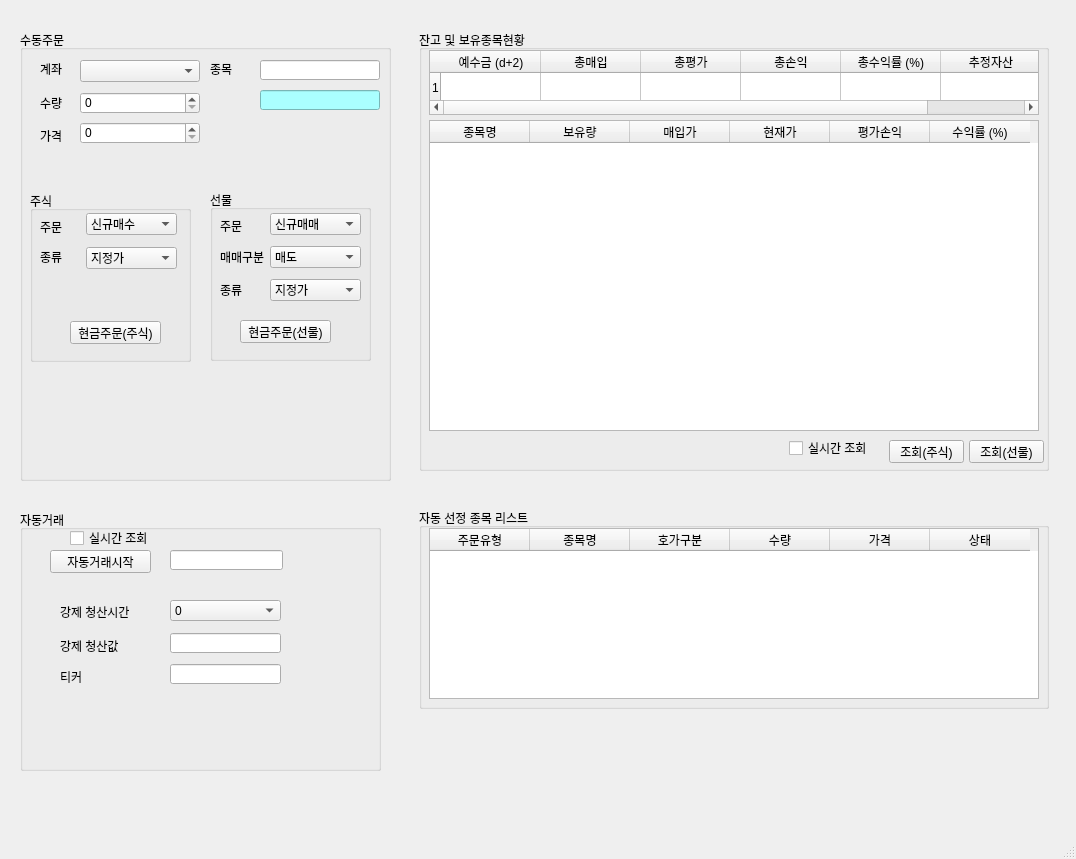
Above: pytrader.ui from sungju1572/auto_trade before the change. Below: the same form after it.
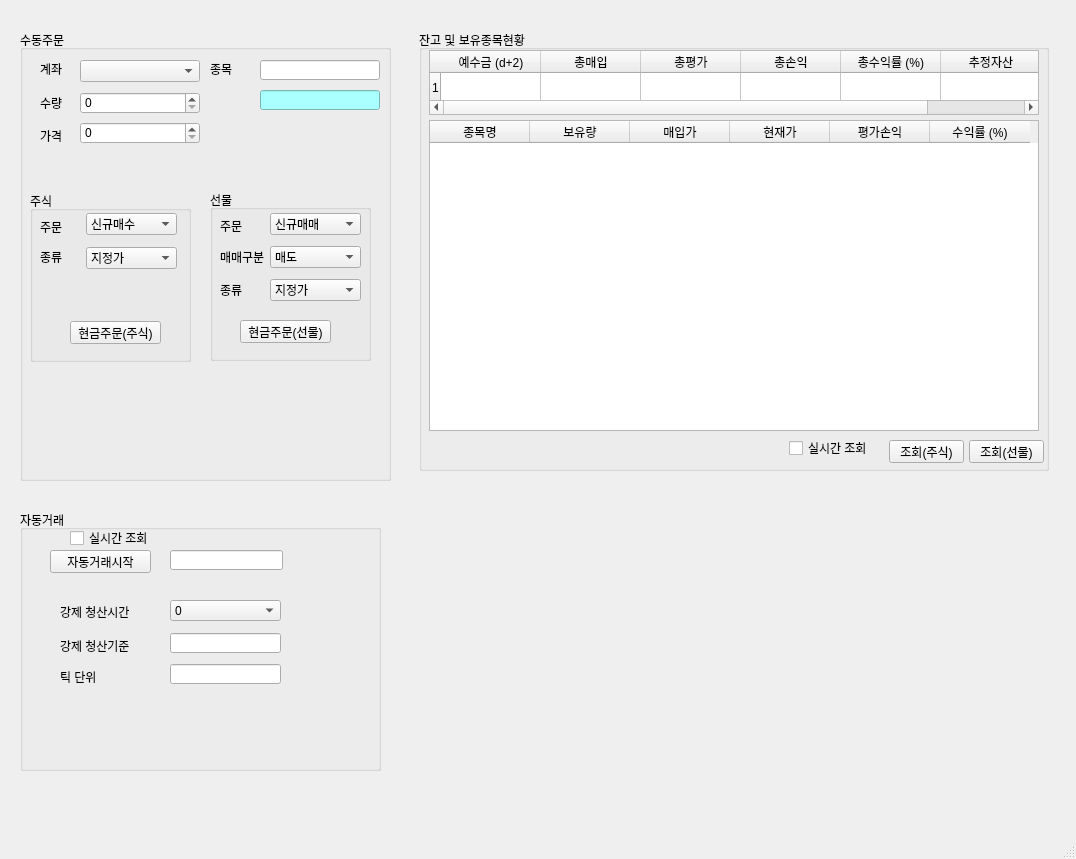
That is the form after the change. Icons and pictures are not drawn.

Commit message: ui 수정

The edit to the form file:
```diff
--- a/pytrader.ui
+++ b/pytrader.ui
@@ -588,59 +588,6 @@
      </property>
     </widget>
    </widget>
-   <widget class="QGroupBox" name="groupBox_3">
-    <property name="geometry">
-     <rect>
-      <x>419</x>
-      <y>508</y>
-      <width>630</width>
-      <height>201</height>
-     </rect>
-    </property>
-    <property name="title">
-     <string>자동 선정 종목 리스트</string>
-    </property>
-    <widget class="QTableWidget" name="tableWidget_4">
-     <property name="geometry">
-      <rect>
-       <x>10</x>
-       <y>20</y>
-       <width>610</width>
-       <height>171</height>
-      </rect>
-     </property>
-     <column>
-      <property name="text">
-       <string>주문유형</string>
-      </property>
-     </column>
-     <column>
-      <property name="text">
-       <string>종목명</string>
-      </property>
-     </column>
-     <column>
-      <property name="text">
-       <string>호가구분</string>
-      </property>
-     </column>
-     <column>
-      <property name="text">
-       <string>수량</string>
-      </property>
-     </column>
-     <column>
-      <property name="text">
-       <string>가격</string>
-      </property>
-     </column>
-     <column>
-      <property name="text">
-       <string>상태</string>
-      </property>
-     </column>
-    </widget>
-   </widget>
    <widget class="QGroupBox" name="groupBox_6">
     <property name="geometry">
      <rect>
@@ -762,7 +709,7 @@
       </rect>
      </property>
      <property name="text">
-      <string>티커</string>
+      <string>틱 단위</string>
      </property>
     </widget>
     <widget class="QLineEdit" name="lineEdit_4">
@@ -788,7 +735,7 @@
       </rect>
      </property>
      <property name="text">
-      <string>강제 청산값</string>
+      <string>강제 청산기준</string>
      </property>
     </widget>
     <widget class="QLineEdit" name="lineEdit_5">
```
